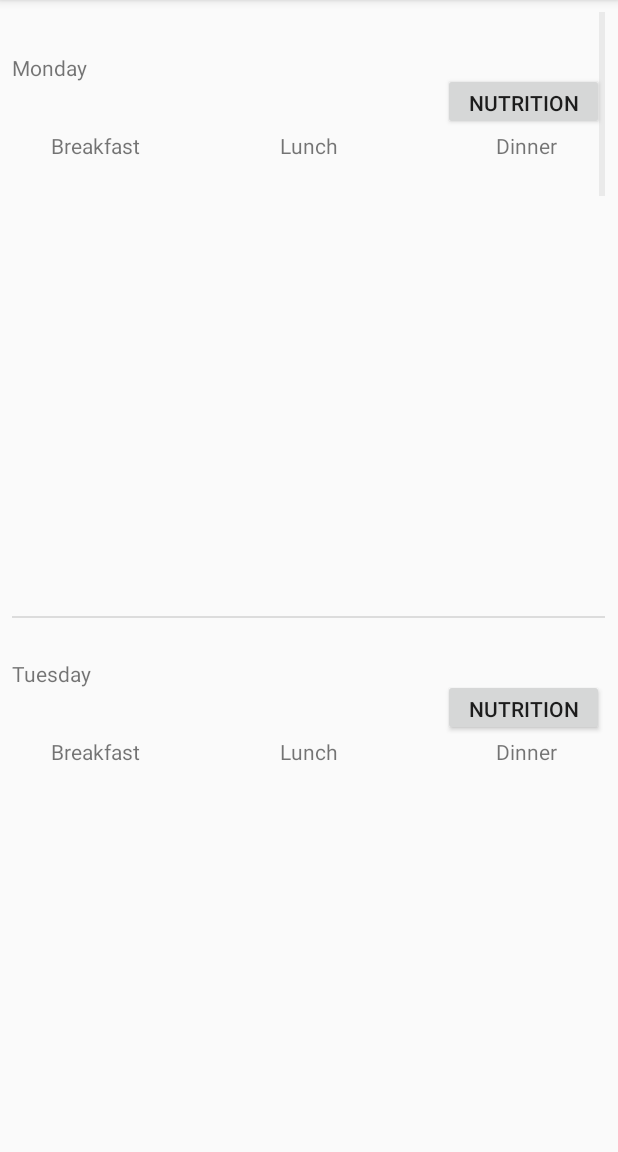
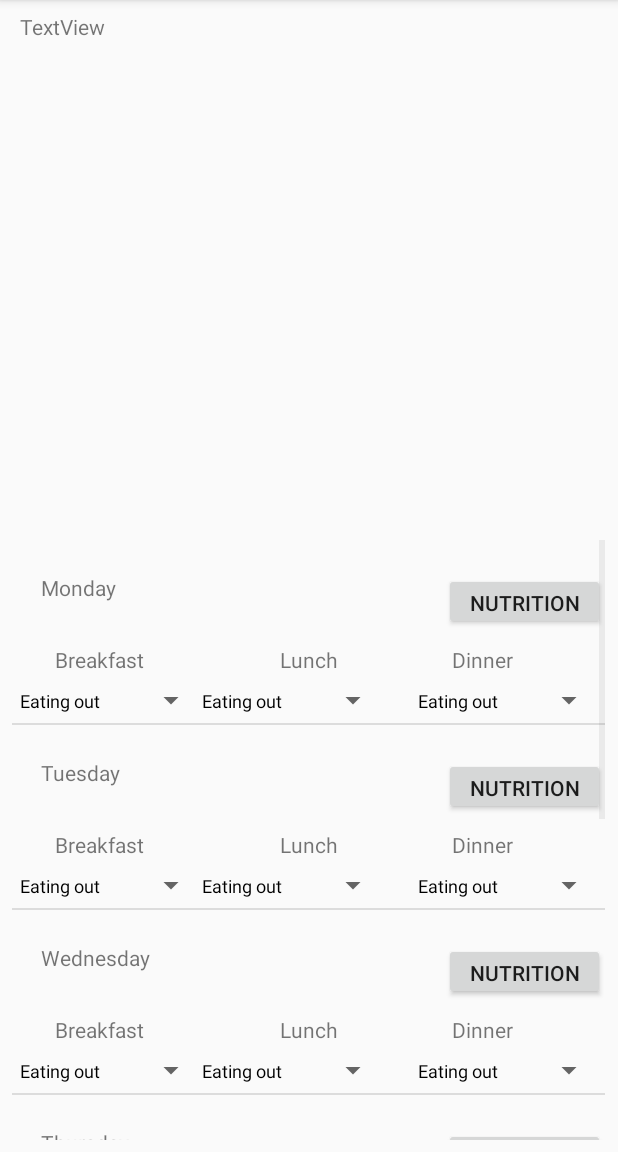
Before and after one commit to SJSU-Spring2018-CS175/whats-for-dinner-zjeffreyl, an Android app: the Meals screen opened directly, with no data from a screen before it, on a phone screen of 412 x 824 dp, the part 84-1236 px from its top. Run offline under Robolectric (Android 15) with nearby library versions, the phone set to English and light mode, and no system bars.

Commit message:
Fix spinner UI and unique Recipe

```diff
--- a/app/src/main/java/com/example/zjeff/whatsfordinner/Meals.java
+++ b/app/src/main/java/com/example/zjeff/whatsfordinner/Meals.java
@@ -11,47 +11,31 @@ import android.widget.BaseAdapter;
 import android.widget.Button;
 import android.widget.ExpandableListView;
 import android.widget.ListView;
+import android.widget.Spinner;
 import android.widget.TextView;
 
 import org.w3c.dom.Text;
 
+import java.io.File;
+import java.io.FileOutputStream;
+import java.io.ObjectOutputStream;
+import java.lang.reflect.Array;
 import java.util.ArrayList;
 import java.util.List;
 
 public class Meals extends AppCompatActivity {
 
-    //Displayed list of options
+    String[] days = {"Monday", "Tuesday", "Wednesday", "Thursday", "Friday", "Saturday", "Sunday"};
     public ArrayList<String> recipeOptions;
-    //Recipe selected from Recipes
-    String selectedRecipeName;
-    String[] days = {"Monday", "Tuesday", "Wednesday", "Thursday", "Friday", "Saturday", "Sunday"};
-
+    File fileName;
     @Override
     protected void onCreate(Bundle savedInstanceState) {
         super.onCreate(savedInstanceState);
         setContentView(R.layout.activity_meals);
-
-        /*recipeOptions = new ArrayList<>();
-
-        Intent intent = getIntent();
-        Bundle bundle = intent.getExtras();
-
-        if(intent.hasExtra("recipeOptions")) {
-            recipeOptions = (ArrayList<String>) bundle.getStringArrayList("recipeOptions");
-        }else {
-            if (!recipeOptions.contains("Eating out")) {
-                recipeOptions.add("Eating out");
-            }
-        }
-
-        if(intent.hasExtra("selectedRecipeName")) {
-            selectedRecipeName = (String) bundle.getString("selectedRecipeName");
-        }
-        recipeOptions.add(selectedRecipeName);
-    */
+        fileName = new File(getFilesDir(), "recipeFile");
         ListView listView = (ListView)findViewById(R.id.DayMeals);
 
-        CustomAdapter customAdapter = new CustomAdapter();
+        CustomAdapter customAdapter = new CustomAdapter(recipeOptions);
         listView.setAdapter(customAdapter);
     }
 
@@ -60,14 +44,26 @@ public class Meals extends AppCompatActivity {
         super.onStop();
         Intent intent = new Intent(getApplicationContext(), Meals.class);
         Bundle b = new Bundle();
-        //b.putStringArrayList("recipeOptions", recipeOptions);
+        b.putStringArrayList("recipeOptions", recipeOptions);
         intent.putExtras(b);
     }
 
-    class CustomAdapter extends BaseAdapter{
-        public CustomAdapter(){
 
+    public class CustomAdapter extends BaseAdapter{
+
+        //Displayed list of options
+        public ArrayList<String> recipeOptions;
+        ArrayAdapter<String> adapter;
+        //Recipe selected from Recipes
+        String selectedRecipeName;
+        Spinner breakfastSpinner;
+        Spinner lunchSpinner;
+        Spinner dinnerSpinner;
+
+        public CustomAdapter(ArrayList<String> recipeOptions){
+            this.recipeOptions = recipeOptions;
         }
+
         @Override
         public int getCount() {
             return days.length;
@@ -75,30 +71,52 @@ public class Meals extends AppCompatActivity {
 
         @Override
         public Object getItem(int i) {
-            return null;
+            return recipeOptions.get(i);
         }
 
         @Override
         public long getItemId(int i) {
-            return 0;
+            return i;
         }
 
         @Override
         public View getView(int i, View view, ViewGroup viewGroup) {
             view = getLayoutInflater().inflate(R.layout.customlayout, null);
+
+            recipeOptions = new ArrayList<>();
+            Intent intent = getIntent();
+            Bundle bundle = intent.getExtras();
+
+            if(intent.hasExtra("recipeOptions")) {
+                recipeOptions = (ArrayList<String>) bundle.getStringArrayList("recipeOptions");
+            }else {
+                if (!recipeOptions.contains("Eating out")) {
+                    recipeOptions.add("Eating out");
+                }
+            }
+
+            if(intent.hasExtra("selectedRecipeName")) {
+                selectedRecipeName = (String) bundle.getString("selectedRecipeName");
+                //added one item to recipe
+                recipeOptions.add(selectedRecipeName);
+            }
+
             TextView dayTitle = (TextView)view.findViewById(R.id.Day);
-            ExpandableListView recipeOptionsB = (ExpandableListView)view.findViewById(R.id.FoodOptionsBreakfast);
-            ExpandableListView recipeOptionsL = (ExpandableListView)view.findViewById(R.id.FoodOptionsLunch);
-            ExpandableListView recipeOptionsD = (ExpandableListView)view.findViewById(R.id.FoodOptionsDinner);
+            breakfastSpinner = (Spinner) view.findViewById(R.id.BreakfastSpinner);
+            lunchSpinner = (Spinner) view.findViewById(R.id.LunchSpinner);
+            dinnerSpinner = (Spinner) view.findViewById(R.id.DinnerSpinner);
+
             Button nutritionManager = (Button)view.findViewById(R.id.Nutrition);
+
+            adapter = new ArrayAdapter<String>(getApplicationContext(), R.layout.custom_spinner_view, recipeOptions);
+            adapter.setDropDownViewResource(android.R.layout.simple_spinner_dropdown_item);
+
+            breakfastSpinner.setAdapter(adapter);
+            lunchSpinner.setAdapter(adapter);
+            dinnerSpinner.setAdapter(adapter);
+
             //set days
             dayTitle.setText(days[i]);
-            //set expandable list view to fill up with arraylist
-            //Just need to set to the same list over and over
-            /*ArrayAdapter<String> arrayAdapter = new ArrayAdapter<String>(getApplicationContext(), android.R.layout.simple_list_item_1, recipeOptions);
-            recipeOptionsB.setAdapter(arrayAdapter);
-            recipeOptionsL.setAdapter(arrayAdapter);
-            recipeOptionsD.setAdapter(arrayAdapter);*/
             return view;
         }
     }
--- a/app/src/main/java/com/example/zjeff/whatsfordinner/NewRecipe.java
+++ b/app/src/main/java/com/example/zjeff/whatsfordinner/NewRecipe.java
@@ -1,11 +1,13 @@
 package com.example.zjeff.whatsfordinner;
 
 import android.content.Intent;
+import android.graphics.drawable.Drawable;
 import android.support.v7.app.AppCompatActivity;
 import android.os.Bundle;
 import android.view.View;
 import android.widget.AutoCompleteTextView;
 import android.widget.EditText;
+import android.widget.ImageView;
 import android.widget.Toast;
 
 import java.io.File;
@@ -35,7 +37,6 @@ public class NewRecipe extends AppCompatActivity {
         Bundle bundle = intent.getExtras();
         savedRecipes = (ArrayList<RecipeData>)bundle.getSerializable("savedRecipes");
         savedIngredients = bundle.getStringArrayList("savedIngredients");
-        savedRecipes = new ArrayList<>();
         savedIngredients = new ArrayList<>();
     }
 
@@ -123,33 +124,29 @@ public class NewRecipe extends AppCompatActivity {
 
         newRecipeIngredients.addAll(ingredients);
 
-        //add the recipe
-        RecipeData newRecipe = new RecipeData(recipeName, newRecipeIngredients, description);
-        savedRecipes.add(newRecipe);
+        boolean recipeExists = true;
 
         for (int j = 0; j < newRecipeIngredients.size(); j++) {
-            if (!savedIngredients.contains(newRecipeIngredients.get(j))) {
-                savedIngredients.add(newRecipeIngredients.get(j));
+            if(savedRecipes.get(j).getName().equals(recipeName)){
+                Toast.makeText(getApplicationContext(), "Recipe already exists.", Toast.LENGTH_LONG).show();
+                break;
+            }else{
+                recipeExists = false;
+                break;
             }
         }
 
-        /*for(int i = 0 ; i < savedRecipes.size(); i++) {
-            if (savedRecipes.get(i).getName().equals(recipeName)) {
-                Toast.makeText(getApplicationContext(), "Recipe already exists.", Toast.LENGTH_LONG).show();
-            } else {
-                newRecipeIngredients.addAll(ingredients);
-
+        if(recipeExists){
             //add the recipe
+            return;
+        }else {
             RecipeData newRecipe = new RecipeData(recipeName, newRecipeIngredients, description);
             savedRecipes.add(newRecipe);
-
-                for (int j = 0; j < newRecipeIngredients.size(); j++) {
-                    if (!savedIngredients.contains(newRecipeIngredients.get(j))) {
-                        savedIngredients.add(newRecipeIngredients.get(j));
+            for (int i = 0; i < newRecipeIngredients.size(); i++) {
+                if (!savedIngredients.contains(newRecipeIngredients.get(i))) {
+                    savedIngredients.add(newRecipeIngredients.get(i));
                 }
             }
-            }
-        }*/
 
             ingred1.getText().clear();
             ingred2.getText().clear();
@@ -161,5 +158,6 @@ public class NewRecipe extends AppCompatActivity {
             desc.getText().clear();
             name.getText().clear();
         }
+    }
 
 }
--- a/app/src/main/java/com/example/zjeff/whatsfordinner/PortraitFragment.java
+++ b/app/src/main/java/com/example/zjeff/whatsfordinner/PortraitFragment.java
@@ -10,6 +10,7 @@ import android.view.ViewGroup;
 import android.widget.AdapterView;
 import android.widget.ArrayAdapter;
 import android.widget.ListView;
+import android.widget.Toast;
 
 import java.io.File;
 import java.io.FileOutputStream;
@@ -53,6 +54,7 @@ public class PortraitFragment extends Fragment {
                 Bundle b1 = new Bundle();
                 b1.putString("selectedRecipeName", savedRecipes.get(i).getName());
                 intentShortClick.putExtras(b1);
+                Toast.makeText(getActivity(), "Entered " + savedRecipes.get(i).getName() + " into meals", Toast.LENGTH_LONG).show();
             }
         });
 
--- a/app/src/main/res/layout/activity_meals.xml
+++ b/app/src/main/res/layout/activity_meals.xml
@@ -1,5 +1,5 @@
 <?xml version="1.0" encoding="utf-8"?>
-<LinearLayout xmlns:android="http://schemas.android.com/apk/res/android"
+<android.support.constraint.ConstraintLayout xmlns:android="http://schemas.android.com/apk/res/android"
     xmlns:app="http://schemas.android.com/apk/res-auto"
     xmlns:tools="http://schemas.android.com/tools"
     android:layout_width="match_parent"
@@ -9,13 +9,30 @@
     <ListView
         android:id="@+id/DayMeals"
         android:layout_width="395dp"
-        android:layout_height="587dp"
+        android:layout_height="400dp"
         android:layout_marginBottom="8dp"
         android:layout_marginEnd="8dp"
         android:layout_marginStart="8dp"
         android:layout_marginTop="8dp"
         app:layout_constraintBottom_toBottomOf="parent"
         app:layout_constraintEnd_toEndOf="parent"
+        app:layout_constraintHorizontal_bias="0.0"
         app:layout_constraintStart_toStartOf="parent"
-        app:layout_constraintTop_toTopOf="parent" />
-</LinearLayout>
+        app:layout_constraintTop_toTopOf="parent"
+        app:layout_constraintVertical_bias="1.0" />
+
+    <TextView
+        android:id="@+id/NutritionDisplay"
+        android:layout_width="385dp"
+        android:layout_height="184dp"
+        android:layout_marginBottom="416dp"
+        android:layout_marginEnd="8dp"
+        android:layout_marginStart="8dp"
+        android:layout_marginTop="8dp"
+        android:text="TextView"
+        app:layout_constraintBottom_toBottomOf="parent"
+        app:layout_constraintEnd_toEndOf="parent"
+        app:layout_constraintStart_toStartOf="parent"
+        app:layout_constraintTop_toTopOf="parent"
+        app:layout_constraintVertical_bias="0.0" />
+</android.support.constraint.ConstraintLayout>
--- a/app/src/main/res/layout/activity_new_recipe.xml
+++ b/app/src/main/res/layout/activity_new_recipe.xml
@@ -193,11 +193,4 @@
         app:layout_constraintTop_toTopOf="parent"
         app:layout_constraintVertical_bias="0.886" />
 
-    <ImageView
-        android:id="@+id/RecipeImage"
-        android:layout_width="130dp"
-        android:layout_height="127dp"
-        app:srcCompat="@mipmap/ic_launcher_round"
-        tools:layout_editor_absoluteX="31dp"
-        tools:layout_editor_absoluteY="101dp" />
 </android.support.constraint.ConstraintLayout>
--- /dev/null
+++ b/app/src/main/res/layout/custom_spinner_view.xml
@@ -0,0 +1,10 @@
+<TextView
+    xmlns:android="http://schemas.android.com/apk/res/android"
+    android:id="@+id/customSpinnerItemTextView"
+    android:layout_width="match_parent"
+    android:layout_height="wrap_content"
+    android:textSize="12sp"
+    android:gravity="left"
+    android:textColor="#000000"
+    android:padding="5dip"
+    />
--- a/app/src/main/res/layout/customlayout.xml
+++ b/app/src/main/res/layout/customlayout.xml
@@ -3,16 +3,15 @@
     xmlns:app="http://schemas.android.com/apk/res-auto"
     xmlns:tools="http://schemas.android.com/tools"
     android:layout_width="match_parent"
-    android:layout_height="300dp">
+    android:layout_height="match_parent">
 
     <Button
         android:id="@+id/Nutrition"
         android:layout_width="107dp"
         android:layout_height="38dp"
-        android:layout_alignLeft="@+id/FoodOptionsDinner"
-        android:layout_alignStart="@+id/FoodOptionsDinner"
+        android:layout_alignEnd="@+id/DinnerSpinner"
+        android:layout_alignRight="@+id/DinnerSpinner"
         android:layout_alignTop="@+id/Day"
-        android:layout_marginTop="13dp"
         android:text="Nutrition"
         app:layout_constraintBottom_toBottomOf="parent"
         app:layout_constraintEnd_toEndOf="parent"
@@ -25,10 +24,10 @@
         android:id="@+id/Day"
         android:layout_width="139dp"
         android:layout_height="32dp"
-        android:layout_alignLeft="@+id/FoodOptionsBreakfast"
         android:layout_alignParentTop="true"
-        android:layout_alignStart="@+id/FoodOptionsBreakfast"
-        android:layout_marginTop="27dp"
+        android:layout_marginTop="22dp"
+        android:layout_toLeftOf="@+id/LunchTitle"
+        android:layout_toStartOf="@+id/LunchTitle"
         app:layout_constraintBottom_toBottomOf="parent"
         app:layout_constraintEnd_toEndOf="parent"
         app:layout_constraintHorizontal_bias="0.098"
@@ -36,97 +35,49 @@
         app:layout_constraintTop_toTopOf="parent"
         app:layout_constraintVertical_bias="0.014" />
 
-    <ExpandableListView
-        android:id="@+id/FoodOptionsDinner"
-        android:layout_width="108dp"
-        android:layout_height="301dp"
-        android:layout_alignParentEnd="true"
-        android:layout_alignParentRight="true"
-        android:layout_alignTop="@+id/FoodOptionsLunch"
-        app:layout_constraintBottom_toBottomOf="parent"
-        app:layout_constraintEnd_toEndOf="parent"
-        app:layout_constraintHorizontal_bias="0.972"
-        app:layout_constraintStart_toStartOf="parent"
-        app:layout_constraintTop_toTopOf="parent"
-        app:layout_constraintVertical_bias="0.353">
-
-    </ExpandableListView>
-
-    <ExpandableListView
-        android:id="@+id/FoodOptionsLunch"
-        android:layout_width="108dp"
-        android:layout_height="301dp"
-        android:layout_alignTop="@+id/FoodOptionsBreakfast"
-        android:layout_centerHorizontal="true"
-        app:layout_constraintBottom_toBottomOf="parent"
-        app:layout_constraintEnd_toEndOf="parent"
-        app:layout_constraintHorizontal_bias="0.522"
-        app:layout_constraintStart_toStartOf="parent"
-        app:layout_constraintTop_toTopOf="parent"
-        app:layout_constraintVertical_bias="0.353">
-
-    </ExpandableListView>
-
-    <ExpandableListView
-        android:id="@+id/FoodOptionsBreakfast"
-        android:layout_width="108dp"
-        android:layout_height="301dp"
-        android:layout_alignParentLeft="true"
-        android:layout_alignParentStart="true"
-        android:layout_below="@+id/Day"
-        android:layout_marginTop="42dp"
-        android:foregroundGravity="center"
-        app:layout_constraintBottom_toBottomOf="parent"
-        app:layout_constraintEnd_toEndOf="parent"
-        app:layout_constraintHorizontal_bias="0.059"
-        app:layout_constraintStart_toStartOf="parent"
-        app:layout_constraintTop_toTopOf="parent"
-        app:layout_constraintVertical_bias="0.353">
-
-    </ExpandableListView>
-
     <TextView
         android:id="@+id/DinnerTitle"
         android:layout_width="77dp"
         android:layout_height="24dp"
-        android:layout_above="@+id/FoodOptionsLunch"
-        android:layout_alignEnd="@+id/Nutrition"
-        android:layout_alignRight="@+id/Nutrition"
-        android:layout_marginEnd="13dp"
-        android:layout_marginRight="13dp"
+        android:layout_alignBaseline="@+id/BreakfastTitle"
+        android:layout_alignBottom="@+id/BreakfastTitle"
+        android:layout_alignLeft="@+id/DinnerSpinner"
+        android:layout_alignStart="@+id/DinnerSpinner"
+        android:layout_marginLeft="9dp"
+        android:layout_marginStart="9dp"
         android:foregroundGravity="center"
         android:gravity="center"
         android:text="Dinner"
         app:layout_constraintBottom_toBottomOf="parent"
         app:layout_constraintEnd_toEndOf="parent"
-        app:layout_constraintHorizontal_bias="0.905"
+        app:layout_constraintHorizontal_bias="0.92"
         app:layout_constraintStart_toStartOf="parent"
         app:layout_constraintTop_toTopOf="parent"
-        app:layout_constraintVertical_bias="0.11" />
+        app:layout_constraintVertical_bias="0.264" />
 
     <TextView
         android:id="@+id/BreakfastTitle"
         android:layout_width="77dp"
         android:layout_height="24dp"
-        android:layout_above="@+id/FoodOptionsLunch"
-        android:layout_alignEnd="@+id/FoodOptionsBreakfast"
-        android:layout_alignRight="@+id/FoodOptionsBreakfast"
-        android:layout_marginEnd="14dp"
-        android:layout_marginRight="14dp"
+        android:layout_alignLeft="@+id/Day"
+        android:layout_alignStart="@+id/Day"
+        android:layout_below="@+id/Nutrition"
+        android:layout_marginTop="8dp"
         android:gravity="center"
         android:text="Breakfast"
         app:layout_constraintBottom_toBottomOf="parent"
         app:layout_constraintEnd_toEndOf="parent"
-        app:layout_constraintHorizontal_bias="0.116"
+        app:layout_constraintHorizontal_bias="0.084"
         app:layout_constraintStart_toStartOf="parent"
         app:layout_constraintTop_toTopOf="parent"
-        app:layout_constraintVertical_bias="0.111" />
+        app:layout_constraintVertical_bias="0.264" />
 
     <TextView
         android:id="@+id/LunchTitle"
         android:layout_width="77dp"
         android:layout_height="24dp"
-        android:layout_above="@+id/FoodOptionsLunch"
+        android:layout_alignBaseline="@+id/BreakfastTitle"
+        android:layout_alignBottom="@+id/BreakfastTitle"
         android:layout_centerHorizontal="true"
         android:gravity="center"
         android:text="Lunch"
@@ -134,5 +85,53 @@
         app:layout_constraintEnd_toEndOf="parent"
         app:layout_constraintStart_toStartOf="parent"
         app:layout_constraintTop_toTopOf="parent"
-        app:layout_constraintVertical_bias="0.108" />
+        app:layout_constraintVertical_bias="0.264" />
+
+    <Spinner
+        android:id="@+id/BreakfastSpinner"
+        android:layout_width="130dp"
+        android:layout_height="30dp"
+        android:layout_alignParentLeft="true"
+        android:layout_alignParentStart="true"
+        android:layout_below="@+id/BreakfastTitle"
+        android:textSize="5sp"
+        app:layout_constraintBottom_toBottomOf="parent"
+        app:layout_constraintEnd_toEndOf="parent"
+        app:layout_constraintHorizontal_bias="0.027"
+        app:layout_constraintStart_toStartOf="parent"
+        app:layout_constraintTop_toTopOf="parent"
+        app:layout_constraintVertical_bias="0.38" />
+
+    <Spinner
+        android:id="@+id/LunchSpinner"
+        android:layout_width="130dp"
+        android:layout_height="30dp"
+        android:layout_below="@+id/BreakfastTitle"
+        android:layout_marginEnd="14dp"
+        android:layout_marginRight="14dp"
+        android:layout_toLeftOf="@+id/DinnerSpinner"
+        android:layout_toStartOf="@+id/DinnerSpinner"
+        android:textSize="5sp"
+        app:layout_constraintBottom_toBottomOf="parent"
+        app:layout_constraintEnd_toEndOf="parent"
+        app:layout_constraintHorizontal_bias="0.498"
+        app:layout_constraintStart_toStartOf="parent"
+        app:layout_constraintTop_toTopOf="parent"
+        app:layout_constraintVertical_bias="0.38" />
+
+    <Spinner
+        android:id="@+id/DinnerSpinner"
+        android:layout_width="130dp"
+        android:layout_height="30dp"
+        android:layout_alignParentEnd="true"
+        android:layout_alignParentRight="true"
+        android:layout_below="@+id/DinnerTitle"
+        android:textSize="5sp"
+        app:layout_constraintBottom_toBottomOf="parent"
+        app:layout_constraintEnd_toEndOf="parent"
+        app:layout_constraintHorizontal_bias="0.972"
+        app:layout_constraintStart_toStartOf="parent"
+        app:layout_constraintTop_toTopOf="parent"
+        app:layout_constraintVertical_bias="0.38" />
+
 </RelativeLayout>
```
Lines whose indentation alone changed are shown as unchanged.
